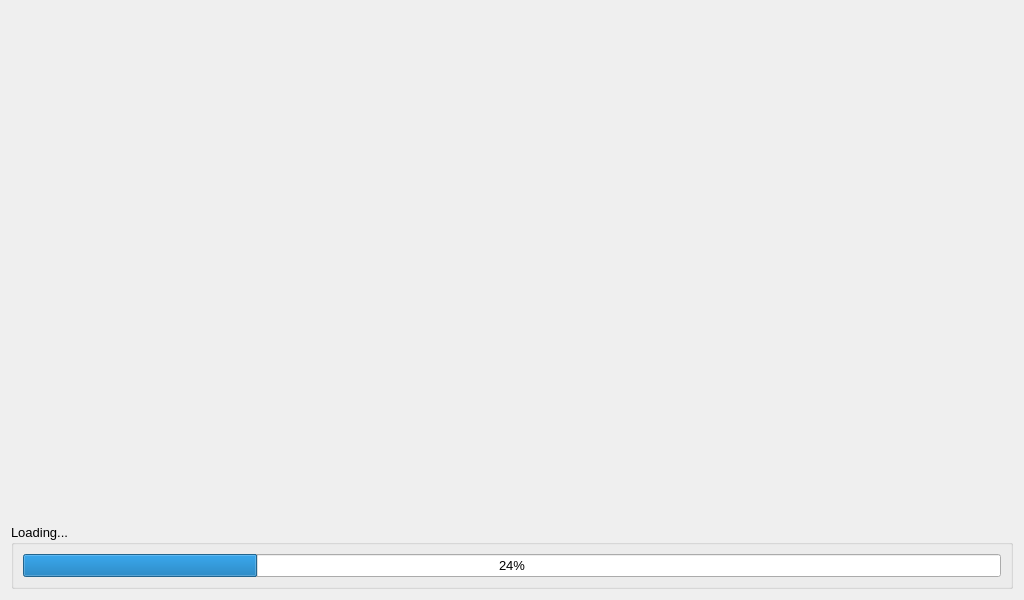
Old version of the form ui/splashscreen.ui in the repository dmitry64/av20.
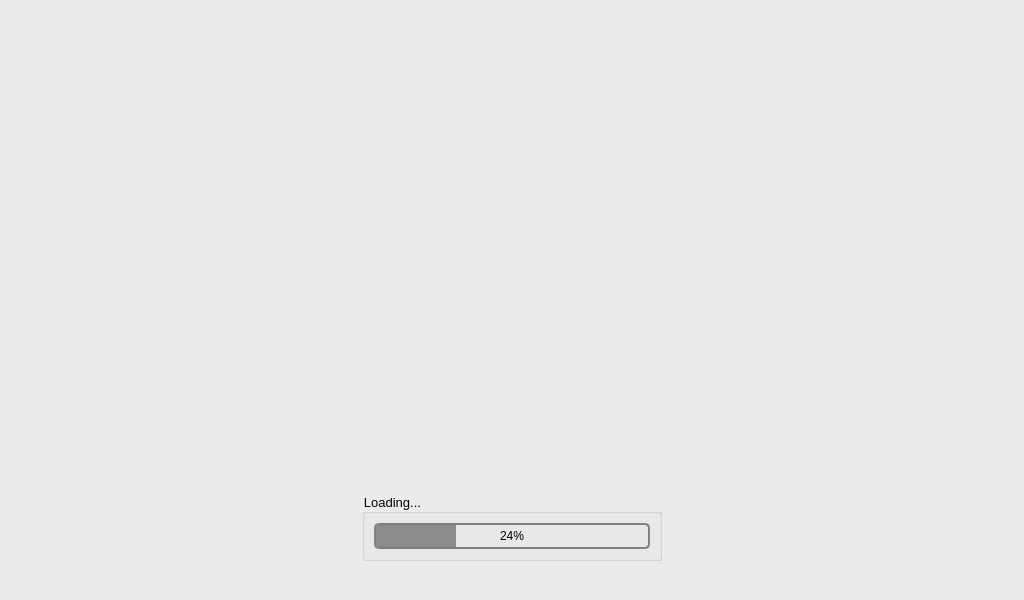
New version of the form. Icons and pictures are not drawn.

The edit to the form file:
```diff
--- a/ui/splashscreen.ui
+++ b/ui/splashscreen.ui
@@ -32,11 +32,30 @@
    <string>SplashScreen</string>
   </property>
   <property name="autoFillBackground">
-   <bool>true</bool>
+   <bool>false</bool>
+  </property>
+  <property name="styleSheet">
+   <string notr="true">background-color: rgb(235, 235, 235);</string>
   </property>
   <layout class="QVBoxLayout" name="verticalLayout_2">
    <item>
-    <layout class="QVBoxLayout" name="verticalLayout">
+    <layout class="QVBoxLayout" name="verticalLayout" stretch="0,2,1,1">
+     <property name="bottomMargin">
+      <number>0</number>
+     </property>
+     <item>
+      <widget class="QWidget" name="widget" native="true">
+       <property name="minimumSize">
+        <size>
+         <width>290</width>
+         <height>420</height>
+        </size>
+       </property>
+       <property name="styleSheet">
+        <string notr="true">image: url(:/images/resources/images/radioav2.png);</string>
+       </property>
+      </widget>
+     </item>
      <item>
       <spacer name="verticalSpacer">
        <property name="orientation">
@@ -45,31 +64,83 @@
        <property name="sizeHint" stdset="0">
         <size>
          <width>20</width>
-         <height>40</height>
+         <height>30</height>
         </size>
        </property>
       </spacer>
      </item>
+     <item>
+      <layout class="QHBoxLayout" name="horizontalLayout_2">
+       <property name="bottomMargin">
+        <number>0</number>
+       </property>
      <item>
       <widget class="QGroupBox" name="groupBox">
+         <property name="sizePolicy">
+          <sizepolicy hsizetype="Fixed" vsizetype="Preferred">
+           <horstretch>0</horstretch>
+           <verstretch>0</verstretch>
+          </sizepolicy>
+         </property>
+         <property name="maximumSize">
+          <size>
+           <width>300</width>
+           <height>16777215</height>
+          </size>
+         </property>
        <property name="font">
         <font>
          <pointsize>10</pointsize>
         </font>
        </property>
+         <property name="styleSheet">
+          <string notr="true">background-color: rgba(255, 255, 255, 0);</string>
+         </property>
        <property name="title">
         <string>Loading...</string>
        </property>
        <layout class="QHBoxLayout" name="horizontalLayout">
         <item>
          <widget class="QProgressBar" name="progressBar">
+            <property name="autoFillBackground">
+             <bool>false</bool>
+            </property>
+            <property name="styleSheet">
+             <string notr="true">QProgressBar {
+    border: 2px solid grey;
+    border-radius: 5px;
+}
+
+QProgressBar::chunk {
+    background-color: rgb(140, 140, 140);
+    width: 20px;
+}</string>
+            </property>
           <property name="value">
            <number>24</number>
           </property>
+            <property name="alignment">
+             <set>Qt::AlignCenter</set>
+            </property>
          </widget>
         </item>
        </layout>
       </widget>
+       </item>
+      </layout>
+     </item>
+     <item>
+      <spacer name="verticalSpacer_3">
+       <property name="orientation">
+        <enum>Qt::Vertical</enum>
+       </property>
+       <property name="sizeHint" stdset="0">
+        <size>
+         <width>20</width>
+         <height>40</height>
+        </size>
+       </property>
+      </spacer>
      </item>
     </layout>
    </item>
```
Lines whose indentation alone changed are shown as unchanged.
